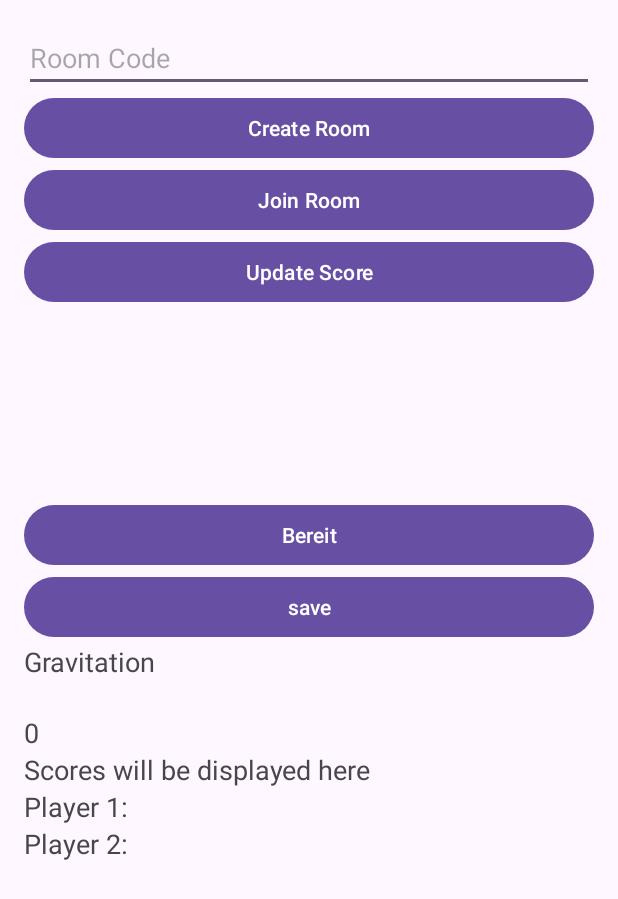
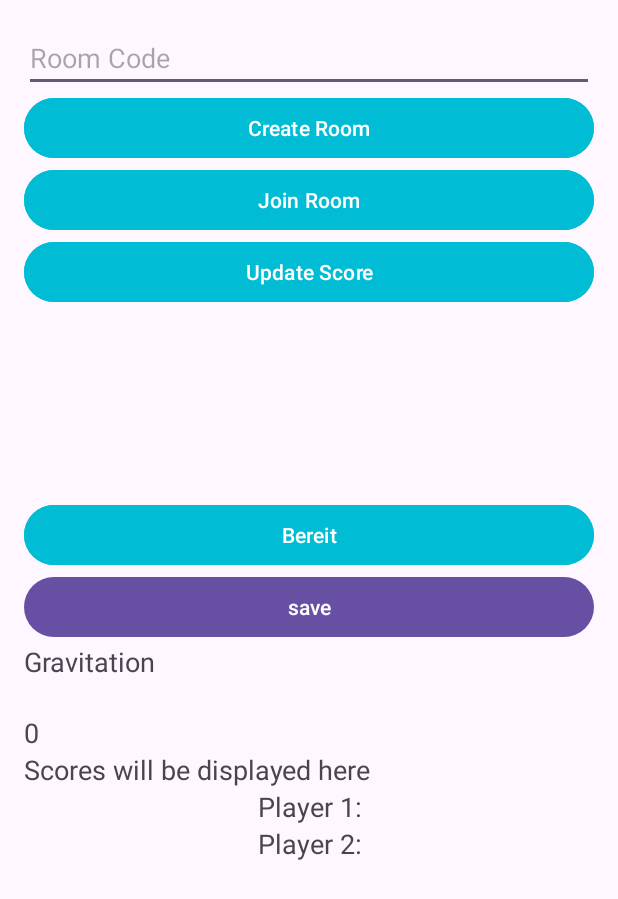
Before and after one commit to MichaelFalknerEHealth/PullChallenge, an Android app: the ChooserAndCounter screen opened directly, with no data from a screen before it, on a phone screen of 412 x 824 dp. Shown: the top 899 px of the screen. Run offline under Robolectric (Android 15) with nearby library versions, the phone set to English and light mode, and no system bars; our stand-ins replace Firebase (no records; nobody signed in at launch, a user with empty details on screens opened directly).

Commit message:
modified savetohistory method

```diff
--- a/app/src/main/res/layout/activity_chooser_and_counter.xml
+++ b/app/src/main/res/layout/activity_chooser_and_counter.xml
@@ -15,16 +15,22 @@
         android:id="@+id/createRoomButton"
         android:layout_width="match_parent"
         android:layout_height="wrap_content"
+        android:backgroundTint="#00BCD4"
+
         android:text="Create Room" />
 
     <Button
         android:id="@+id/joinRoomButton"
+        android:backgroundTint="#00BCD4"
+
         android:layout_width="match_parent"
         android:layout_height="wrap_content"
         android:text="Join Room" />
 
     <Button
         android:id="@+id/updateScoreButton"
+        android:backgroundTint="#00BCD4"
+
         android:layout_width="match_parent"
         android:layout_height="wrap_content"
         android:text="Update Score" />
@@ -41,6 +47,8 @@
 
     <Button
         android:id="@+id/okButton"
+        android:backgroundTint="#00BCD4"
+
         android:layout_width="match_parent"
         android:layout_height="wrap_content"
         android:text="Bereit" />
@@ -72,6 +80,8 @@
         android:textSize="18sp" />
     <TextView
         android:id="@+id/TVPlayerlist"
+        android:gravity="center"
+        android:layout_gravity="center"
         android:layout_width="match_parent"
         android:layout_height="wrap_content"
         android:text="Player 1:"
@@ -80,6 +90,7 @@
         android:id="@+id/TVPlayerlist2"
         android:layout_width="match_parent"
         android:layout_height="wrap_content"
+        android:gravity="center"
         android:text="Player 2:"
         android:textSize="18sp" />
 
--- a/app/src/main/res/layout/activity_mainscreen.xml
+++ b/app/src/main/res/layout/activity_mainscreen.xml
@@ -59,6 +59,7 @@
             android:layout_width="48dp"
             android:layout_height="48dp"
             android:layout_alignParentRight="true"
+            android:layout_marginRight="50dp"
             android:layout_gravity="end"
             android:src="@drawable/person" />
 
@@ -66,9 +67,8 @@
             android:id="@+id/IVHistory"
             android:layout_width="48dp"
             android:layout_height="48dp"
-            android:layout_alignParentRight="true"
             android:layout_gravity="end"
-            android:layout_marginRight="50dp"
+            android:layout_marginLeft="50dp"
             android:src="@drawable/baseline_backup_24" />
 
 
```
Also changed, not shown: app/src/main/java/com/example/challenge_login/ChooserAndCounter.java (+24 -8 lines).
